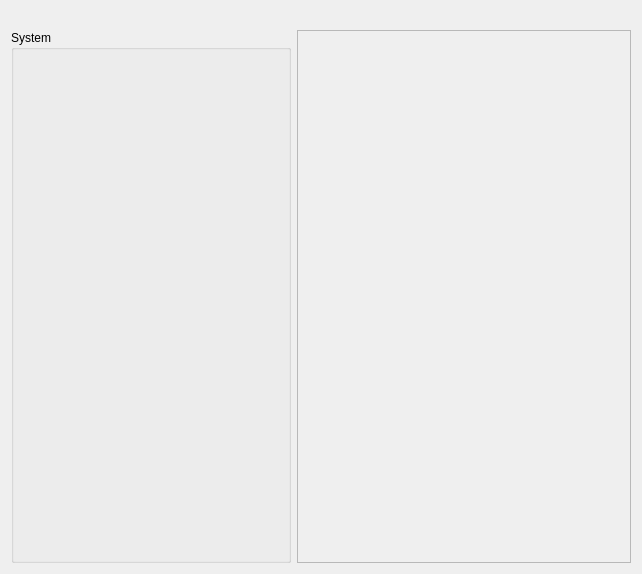
Before: the Qt Designer form packages/Mock/SimpleParticleEditor/SimpleParticleEditor.ui in tommo/gii, drawn with Qt 5.
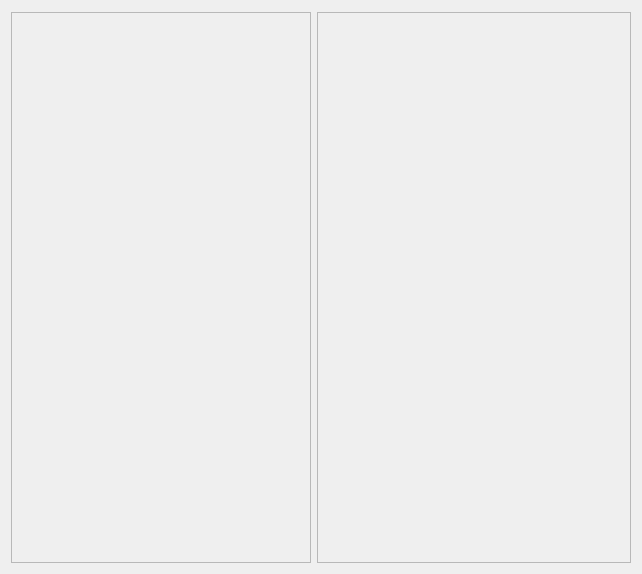
After: the same form once the commit is applied.

```diff
--- a/packages/Mock/SimpleParticleEditor/SimpleParticleEditor.ui
+++ b/packages/Mock/SimpleParticleEditor/SimpleParticleEditor.ui
@@ -15,25 +15,47 @@
   </property>
   <layout class="QHBoxLayout" name="horizontalLayout">
    <property name="topMargin">
-    <number>30</number>
+    <number>12</number>
    </property>
    <item>
-    <widget class="QGroupBox" name="containerPropSystem">
+    <widget class="QScrollArea" name="scrollArea">
+     <property name="sizePolicy">
+      <sizepolicy hsizetype="Preferred" vsizetype="Expanding">
+       <horstretch>0</horstretch>
+       <verstretch>0</verstretch>
+      </sizepolicy>
+     </property>
      <property name="minimumSize">
       <size>
-       <width>280</width>
+       <width>300</width>
        <height>0</height>
       </size>
      </property>
-     <property name="maximumSize">
-      <size>
-       <width>280</width>
-       <height>16777215</height>
-      </size>
+     <property name="autoFillBackground">
+      <bool>true</bool>
      </property>
-     <property name="title">
-      <string>System</string>
+     <property name="widgetResizable">
+      <bool>true</bool>
      </property>
+     <property name="alignment">
+      <set>Qt::AlignLeading|Qt::AlignLeft|Qt::AlignTop</set>
+     </property>
+     <widget class="QWidget" name="containerPropSystem">
+      <property name="geometry">
+       <rect>
+        <x>0</x>
+        <y>0</y>
+        <width>298</width>
+        <height>548</height>
+       </rect>
+      </property>
+      <property name="sizePolicy">
+       <sizepolicy hsizetype="Expanding" vsizetype="Expanding">
+        <horstretch>0</horstretch>
+        <verstretch>0</verstretch>
+       </sizepolicy>
+      </property>
+     </widget>
     </widget>
    </item>
    <item>
```
Left out of the diff: 1 changed line with no effect on the pictures.
